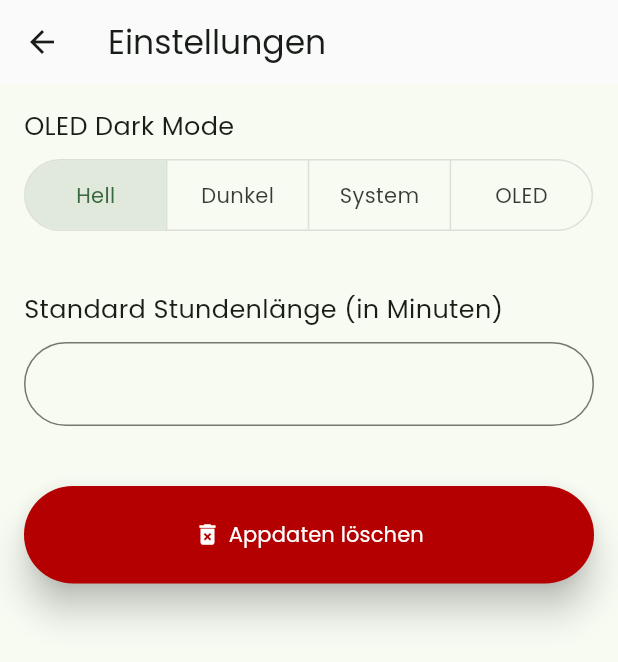
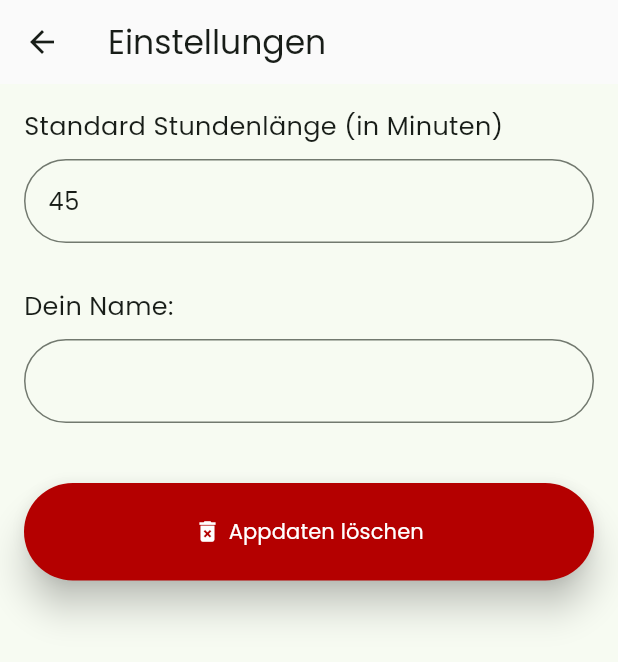
Before and after one commit to juliuswiegand/schuelerplaner, a Flutter app: the screen it shows after launch, after a tap on the "settings" icon, on a phone screen of 412 x 824 dp. Shown: the top 662 px of the screen. Run offline on Flutter 3.47's test engine with Material 2 defaults, Android fonts, the phone set to English and light mode, and no system bars; drawn by our look-alikes of dynamic_color; our stand-ins replace auto_size_text, dotted_border, flutter_colorpicker, google_fonts, shared_preferences, simple_gradient_text and 2 more; accounts and stored records are empty.

Commit message:
eigener name kann hinzugefügt werden + redesign + das dashboard ist nun scrollable

```diff
--- a/schuelerplaner/lib/db/datenbank.dart
+++ b/schuelerplaner/lib/db/datenbank.dart
@@ -387,6 +387,7 @@ class Datenbank {
       hausaufgabenTabelle,
       where: '${HausaufgabeFelder.erledigt} = ?',
       whereArgs: [1],
+      orderBy: sortierenNach,
     );
     return ergebniss.map((json) => Hausaufgabe.vonJson(json)).toList();
   }
@@ -531,6 +532,7 @@ class Datenbank {
 
     final db = await instance.datenbank;
     db.delete(fachTabelle);
+    db.delete(hausaufgabenTabelle);
     db.delete(montagTabelle);
     db.delete(dienstagTabelle);
     db.delete(mittwochTabelle);
--- a/schuelerplaner/lib/einstellungen.dart
+++ b/schuelerplaner/lib/einstellungen.dart
@@ -5,6 +5,7 @@ import 'package:schuelerplaner/db/datenbank.dart';
 import 'package:schuelerplaner/main.dart';
 import 'package:schuelerplaner/farbManipulation.dart';
 import 'package:flutter/services.dart';
+import 'package:shared_preferences/shared_preferences.dart';
 
 class EinstellungenSeite extends StatefulWidget {
   const EinstellungenSeite({super.key});
@@ -13,8 +14,43 @@ class EinstellungenSeite extends StatefulWidget {
   State<EinstellungenSeite> createState() => _EinstellungenSeiteState();
 }
 
+void speicherStandardLaenge(laenge) async {
+  SharedPreferences prefs = await SharedPreferences.getInstance();
+  prefs.setInt('stundenLaenge', laenge);
+}
+
+void speicherName(name) async {
+  SharedPreferences prefs = await SharedPreferences.getInstance();
+  prefs.setString('benutzername', name);
+}
+
 class _EinstellungenSeiteState extends State<EinstellungenSeite> {
-  List<bool> farbThemenAuswahl = <bool>[true, false, false, false];
+  List<bool> farbThemenAuswahl = <bool>[true, false];
+  TextEditingController stundenLaengeController = TextEditingController();
+  TextEditingController benutzernameController = TextEditingController();
+  int stundenLaenge = 45;
+  String benutzername = 'Benutzer';
+
+  @override
+  void initState() {
+
+    textfelderVorausfuellen();
+    super.initState();
+  }
+
+  Future<void> datenbankLeeren() async {
+    Datenbank datenbank = await Datenbank.instance;
+    datenbank.loeschen();
+  }
+
+  void textfelderVorausfuellen() async {
+    SharedPreferences prefs = await SharedPreferences.getInstance();
+    stundenLaenge = prefs.getInt('stundenLaenge') ?? 45;
+    stundenLaengeController.text = stundenLaenge.toString();
+
+    benutzername = prefs.getString('benutzername') ?? 'Benutzer';
+    benutzernameController.text = benutzername;
+  }
 
   @override
   Widget build(BuildContext context) {
@@ -29,43 +65,57 @@ class _EinstellungenSeiteState extends State<EinstellungenSeite> {
           child: Column(
             crossAxisAlignment: CrossAxisAlignment.start,
             children: [
-              Text('OLED Dark Mode', style: TextStyle(fontSize: 17),),
-              SizedBox(height: 10,),
-              LayoutBuilder(
-                builder: (context, constraints) {
-                  return ToggleButtons(
-                    borderRadius: BorderRadius.circular(30),
-                    constraints:
-                      BoxConstraints.expand(width: constraints.maxWidth / 4.06),
-                    children: [
-                      Text('Hell'),
-                      Text('Dunkel'),
-                      Text('System'),
-                      Text('OLED'),
-                    ],
-                    isSelected: farbThemenAuswahl,
-                    onPressed: (int index) {
-                      setState(() {
-                        for (var i = 0; i < farbThemenAuswahl.length; i++) {
-                          farbThemenAuswahl[i] = i == index;
-                        }
-                      });
-                  });
-                },
-              ),
-              SizedBox(height: 40,),
+              //Text('OLED Dark Mode', style: TextStyle(fontSize: 17),),
+              //SizedBox(height: 10,),
+              //LayoutBuilder(
+              //  builder: (context, constraints) {
+              //    return ToggleButtons(
+              //      borderRadius: BorderRadius.circular(30),
+              //      constraints:
+              //        BoxConstraints.expand(width: constraints.maxWidth / 2.04),
+              //      children: [
+              //        Text('Aus'),
+              //        Text('An'),
+              //      ],
+              //      isSelected: farbThemenAuswahl,
+              //      onPressed: (int index) {
+              //        setState(() {
+              //          for (var i = 0; i < farbThemenAuswahl.length; i++) {
+              //            farbThemenAuswahl[i] = i == index;
+              //          }
+              //        });
+              //    });
+              //  },
+              //),
+              //SizedBox(height: 40,),
               Text('Standard Stundenlänge (in Minuten)', style: TextStyle(fontSize: 17),),
               SizedBox(height: 10,),
               TextField(
+                controller: stundenLaengeController,
+                onChanged: (value) {
+                  speicherStandardLaenge(int.parse(value));
+                },
                 decoration: InputDecoration(
                   border: OutlineInputBorder(borderRadius: BorderRadius.circular(30)),
                 ),
                 keyboardType: TextInputType.number,
               ),
+              SizedBox(height: 30,),
+              Text('Dein Name:', style: TextStyle(fontSize: 17),),
+              SizedBox(height: 10,),
+              TextField(
+                controller: benutzernameController,
+                onChanged: (value) {
+                  speicherName(value);
+                },
+                decoration: InputDecoration(
+                  border: OutlineInputBorder(borderRadius: BorderRadius.circular(30)),
+                ),
+              ),
               SizedBox(height: 40,),
               Container(width: double.infinity, height: 65, child: ElevatedButton(
-                  onPressed: () {null;
-                    Navigator.push(context, MaterialPageRoute(builder: (context) => Homescreen(seiteWeiterleiten: 2,)));
+                  onPressed: () {
+                    datenbankLeeren();
                   },
                   child: Row(
                     mainAxisAlignment: MainAxisAlignment.center,
--- a/schuelerplaner/lib/main.dart
+++ b/schuelerplaner/lib/main.dart
@@ -4,8 +4,8 @@ import 'package:flutter/material.dart';
 import 'package:flutter/services.dart';
 import 'package:schuelerplaner/db/datenbank.dart';
 import 'package:schuelerplaner/einstellungen.dart';
+import 'package:schuelerplaner/farbManipulation.dart';
 import 'package:schuelerplaner/modelle/datenbankmodell.dart';
-import 'package:shared_preferences/shared_preferences.dart';
 import 'package:sqflite/sqflite.dart';
 import 'package:simple_gradient_text/simple_gradient_text.dart';
 import 'package:google_fonts/google_fonts.dart';
@@ -16,6 +16,7 @@ import 'package:timer_builder/timer_builder.dart';
 import 'package:schuelerplaner/hausaufgabenuebersicht.dart';
 import 'package:schuelerplaner/hausaufgabenuebersicht.dart';
 import 'package:dotted_border/dotted_border.dart';
+import 'package:shared_preferences/shared_preferences.dart';
 
 Database? datenbank;
 
@@ -43,29 +44,7 @@ class _HomescreenState extends State<Homescreen> {
       print('Direkt weiterleiten');
       currentPageIndex = widget.seiteWeiterleiten!;
     }
-    erstesMalReset();
-    ladeStandardWerte();
     super.initState();
-  }
-
-  void ladeStandardWerte() async {
-    SharedPreferences prefs = await SharedPreferences.getInstance();
-    bool? erstesMal = prefs.getBool('erstesMal');
-    if (erstesMal != null && !erstesMal) {
-      print('Nicht das erste mal App geoeffnet');
-    } else {
-      print('Erstes mal App geoeffnet');
-      prefs.setBool('erstesMal', false);
-
-      // setze standard werte
-      prefs.setInt('farbThema', 3); // system
-      prefs.setInt('stundenlaenge', 45);
-    }
-  }
-
-  void erstesMalReset() async {
-    SharedPreferences prefs = await SharedPreferences.getInstance();
-    prefs.setBool('erstesMal', true);
   }
 
   Widget build(BuildContext context) {
@@ -104,7 +83,7 @@ class _HomescreenState extends State<Homescreen> {
         darkTheme: ThemeData(
           useMaterial3: true,
           colorScheme: darkColorScheme,
-          scaffoldBackgroundColor: Colors.black,
+          //scaffoldBackgroundColor: Colors.black,
           fontFamily: 'Poppins',
           textTheme: TextTheme(
             labelMedium: TextStyle(color: Colors.white, fontSize: 18),
@@ -149,9 +128,18 @@ class Dashboard extends StatefulWidget {
 }
 
 class _DashboardState extends State<Dashboard> {
+  String benutzerName = 'Benutzer';
+
   @override
   void initState() {
+    benutzerNameLaden();
     super.initState();
+  }
+
+  void benutzerNameLaden() async {
+    SharedPreferences prefs = await SharedPreferences.getInstance();
+    benutzerName = prefs.getString('benutzername') ?? 'Benutzer';
+    setState(() {});
   }
 
   String begruessung() {
@@ -243,12 +231,12 @@ class _DashboardState extends State<Dashboard> {
           child: Column(
             crossAxisAlignment: CrossAxisAlignment.start,
             children: [
-
               Row(
                 mainAxisAlignment: MainAxisAlignment.spaceBetween,
                 children: [
-                  Text(begruessung(), style: TextStyle(fontSize: 35, fontWeight: FontWeight.bold),),
+                  Text(begruessung(), style: TextStyle(fontSize: 30),),
                   Container(
+                    //height: 50,
                     child: Align(
                       alignment: Alignment.topRight,
                       child: IconButton(
@@ -262,7 +250,7 @@ class _DashboardState extends State<Dashboard> {
                         ),
                         icon: Icon(Icons.settings),
                         onPressed: () {
-                          Navigator.push(context, MaterialPageRoute(builder: (context) => EinstellungenSeite()));
+                          Navigator.push(context, MaterialPageRoute(builder: (context) => EinstellungenSeite())).then((value) => benutzerNameLaden());
                         },
                       ),
                     ),
@@ -270,11 +258,19 @@ class _DashboardState extends State<Dashboard> {
                 ],
               ),
 
+              GradientText(
+                benutzerName,
+                style: TextStyle(fontSize: 50, fontWeight: FontWeight.bold, height: 1),
+                colors: [standardFarbe, farbeVerdunkeln(standardFarbe, 0.1)],
+              ),
+
               SizedBox(height: 10,),
               Divider(thickness: 2,),
               SizedBox(height: 30,),
 
-
+              Expanded(
+                child: ListView(
+                  children: [
                     Text('Deine nächsten Stunden:', style: TextStyle(fontSize: 19),),
                     SizedBox(height: 12,),
 
@@ -332,6 +328,7 @@ class _DashboardState extends State<Dashboard> {
                               child: ListView(
                                 //crossAxisAlignment: CrossAxisAlignment.start,
                                 shrinkWrap: true,
+                                physics: ClampingScrollPhysics(),
                                 children: snapshot.data!,
                               ),
                             );
@@ -362,6 +359,9 @@ class _DashboardState extends State<Dashboard> {
                         }
                       }
                     )
+                  ],
+                ),
+              ),
             ]
           ),
         ),
```
Also changed, not shown: schuelerplaner/lib/hausaufgabenuebersicht.dart (+40 -3 lines), schuelerplaner/lib/stundenplan.dart (+9 -2 lines). Lines whose indentation alone changed are shown as unchanged.
